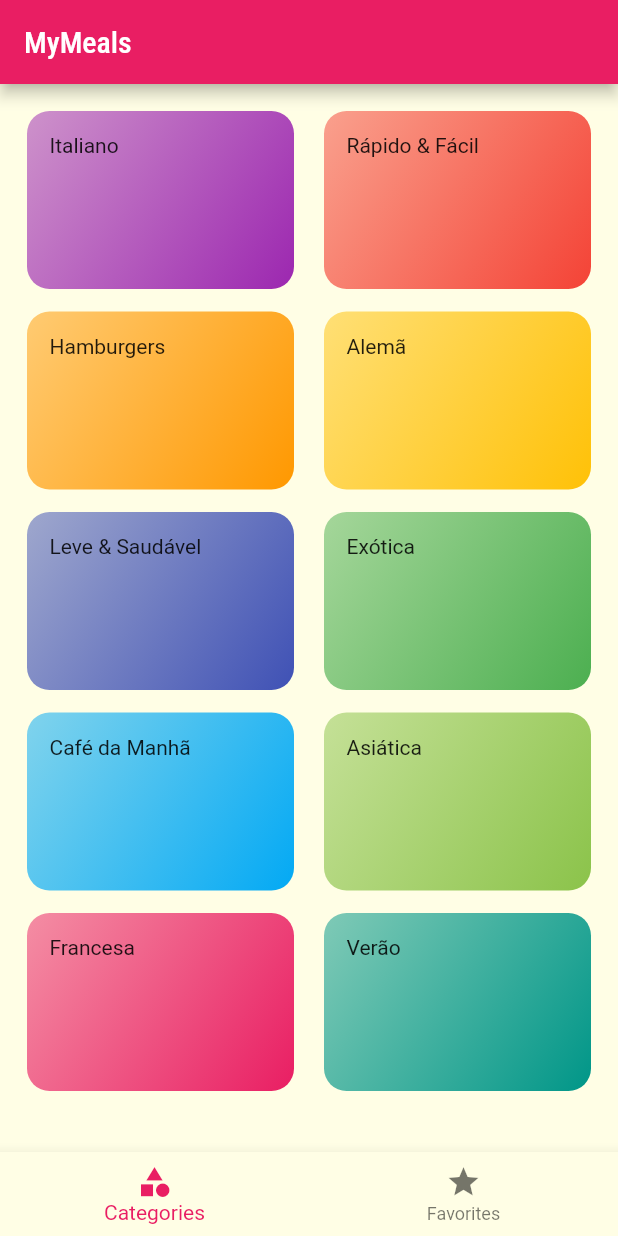
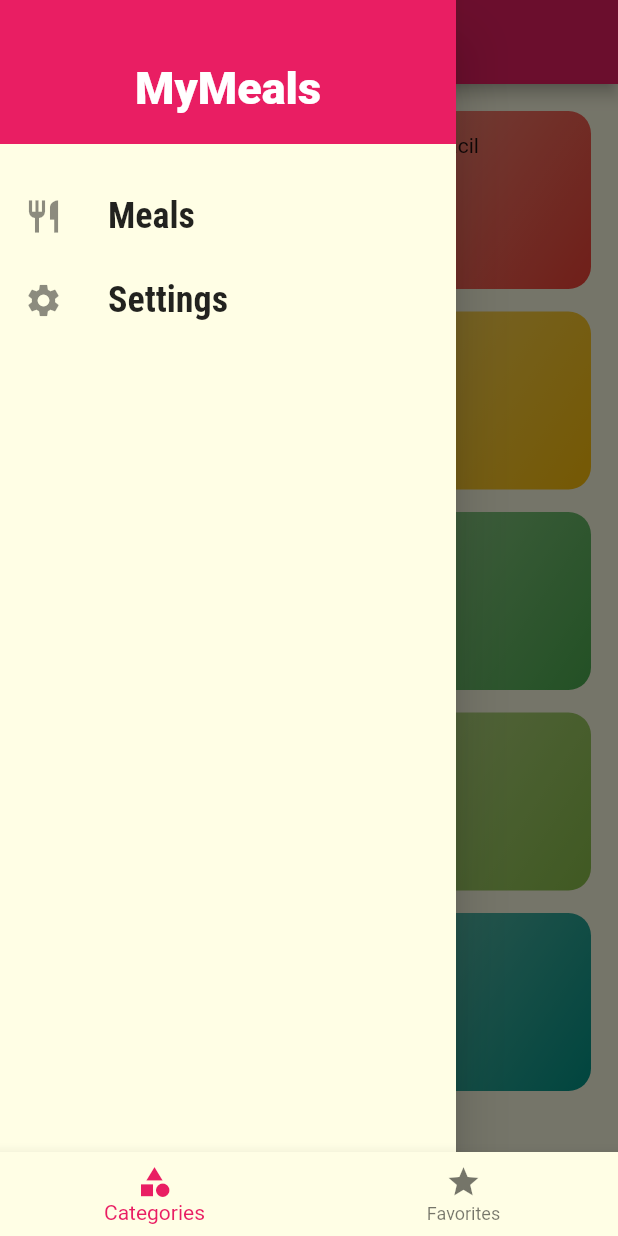
Before and after one commit to jvbt3/MyMeals, a Flutter app: the screen it shows after launch, with the side drawer open (before the commit the screen has no drawer), on a phone screen of 412 x 824 dp. Run offline on Flutter 3.47's test engine with Material 2 defaults, Android fonts, the phone set to English and light mode, and no system bars.

Commit message:
criação do Drawer

```diff
--- /dev/null
+++ b/lib/components/drawer_components.dart
@@ -0,0 +1,50 @@
+import 'package:flutter/material.dart';
+
+class DrawerComponents extends StatelessWidget {
+  const DrawerComponents({Key? key}) : super(key: key);
+
+  Widget _createItem(IconData icon, String label){
+    return ListTile(
+      leading: Icon(
+        icon,
+        size: 26,
+      ),
+      title: Text(
+        label,
+        style: const TextStyle(
+         fontFamily: 'RobotoCondensed',
+          fontSize: 24,
+          fontWeight: FontWeight.bold,
+        ),
+      ),
+      onTap: (){},
+    );
+  }
+  @override
+  Widget build(BuildContext context) {
+    return Drawer(
+      child: Column(
+        children: [
+          Container(
+            height: 96,
+            width: double.infinity,
+            padding: EdgeInsets.all(20),
+            color: Theme.of(context).colorScheme.primary,
+            alignment: Alignment.bottomCenter,
+            child: const Text(
+                'MyMeals',
+              style: TextStyle(
+              fontWeight: FontWeight.w900,
+              fontSize: 30,
+                color: Colors.white,
+              ),
+            ),
+          ),
+          const SizedBox(height: 20),
+          _createItem(Icons.restaurant, 'Meals'),
+          _createItem(Icons.settings, 'Settings'),
+        ],
+      ),
+    );
+  }
+}
--- a/lib/view/categories_view.dart
+++ b/lib/view/categories_view.dart
@@ -1,5 +1,6 @@
 import 'package:flutter/material.dart';
 import '../components/category_components.dart';
+import '../components/drawer_components.dart';
 import '../data/dummy_data.dart';
 
 class CategoriesView extends StatelessWidget {
@@ -9,8 +10,10 @@
   Widget build(BuildContext context) {
     return Scaffold(
       appBar: AppBar(
+        centerTitle: true,
         title: const Text('MyMeals'),
       ),
+      drawer: DrawerComponents(),
       body: GridView(
         padding: const EdgeInsets.all(18),
         gridDelegate: const SliverGridDelegateWithMaxCrossAxisExtent(
```
